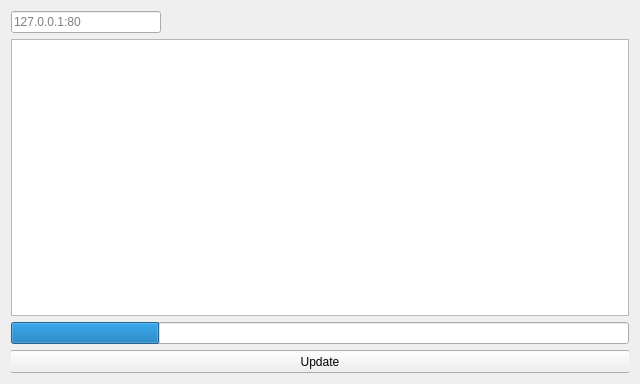
The window that ui/main_window.ui (Desertification/Updater) describes before a commit, drawn with Qt 5.
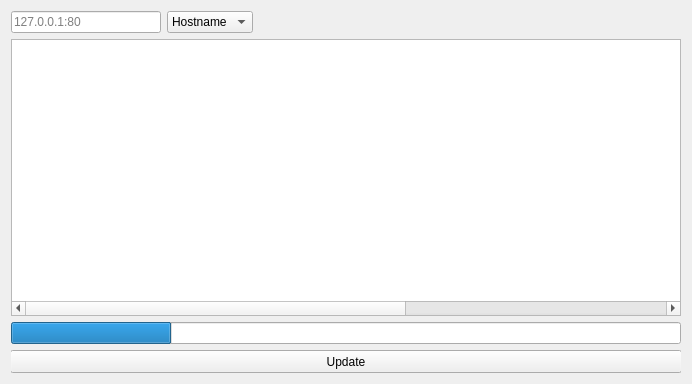
The same window after the commit.

Commit message: add ipv6 validation, add address type combobox

The edit to the form file:
```diff
--- a/ui/main_window.ui
+++ b/ui/main_window.ui
@@ -9,7 +9,7 @@
             <rect>
                 <x>0</x>
                 <y>0</y>
-                <width>640</width>
+				<width>692</width>
                 <height>384</height>
             </rect>
         </property>
@@ -53,6 +53,31 @@
                             </property>
                         </widget>
                     </item>
+					<item>
+						<widget class="QComboBox" name="comboBox">
+							<property name="sizePolicy">
+								<sizepolicy hsizetype="Preferred" vsizetype="Fixed">
+									<horstretch>0</horstretch>
+									<verstretch>0</verstretch>
+								</sizepolicy>
+							</property>
+							<item>
+								<property name="text">
+									<string>Hostname</string>
+								</property>
+							</item>
+							<item>
+								<property name="text">
+									<string>IPv4</string>
+								</property>
+							</item>
+							<item>
+								<property name="text">
+									<string>IPV6</string>
+								</property>
+							</item>
+						</widget>
+					</item>
                     <item>
                         <widget class="QLabel" name="Statuslabel">
                             <property name="sizePolicy">
@@ -100,14 +125,17 @@
                     </property>
                     <property name="html">
                         <string>&lt;!DOCTYPE HTML PUBLIC &quot;-//W3C//DTD HTML 4.0//EN&quot; &quot;http://www.w3.org/TR/REC-html40/strict.dtd&quot;&gt;
-                            &lt;html&gt;&lt;head&gt;&lt;meta name=&quot;qrichtext&quot; content=&quot;1&quot; /&gt;&lt;style
-                            type=&quot;text/css&quot;&gt;
-                            p, li { white-space: pre-wrap; }
-                            &lt;/style&gt;&lt;/head&gt;&lt;body style=&quot; font-family:'MS Shell Dlg 2';
-                            font-size:8.25pt; font-weight:400; font-style:normal;&quot;&gt;
-                            &lt;p style=&quot;-qt-paragraph-type:empty; margin-top:0px; margin-bottom:0px;
-                            margin-left:0px; margin-right:0px; -qt-block-indent:0; text-indent:0px; font-size:8pt;&quot;&gt;&lt;br
-                            /&gt;&lt;/p&gt;&lt;/body&gt;&lt;/html&gt;</string>
+							&lt;html&gt;&lt;head&gt;&lt;meta name=&quot;qrichtext&quot; content=&quot;1&quot; /&gt;&lt;style
+							type=&quot;text/css&quot;&gt;
+							p, li { white-space: pre-wrap; }
+							&lt;/style&gt;&lt;/head&gt;&lt;body style=&quot; font-family:'MS Shell Dlg 2';
+							font-size:8.25pt; font-weight:400; font-style:normal;&quot;&gt;
+							&lt;p style=&quot; margin-top:0px; margin-bottom:0px; margin-left:0px; margin-right:0px;
+							-qt-block-indent:0; text-indent:0px;&quot;&gt;&lt;span style=&quot; font-size:8pt;&quot;&gt;
+							&lt;/span&gt;&lt;/p&gt;
+							&lt;p style=&quot;-qt-paragraph-type:empty; margin-top:0px; margin-bottom:0px;
+							margin-left:0px; margin-right:0px; -qt-block-indent:0; text-indent:0px; font-size:8pt;&quot;&gt;&lt;br
+							/&gt;&lt;/p&gt;&lt;/body&gt;&lt;/html&gt;</string>
                     </property>
                 </widget>
             </item>
```
Lines whose indentation alone changed are shown as unchanged. The commit also changes 2 other files.
